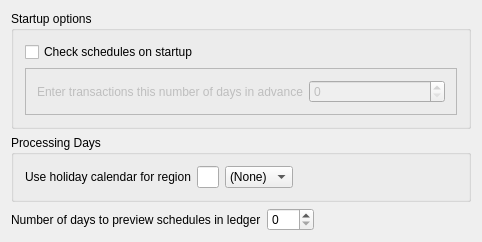
KDE/kmymoney, file kmymoney/dialogs/settings/ksettingsschedules.ui: the form before one commit.
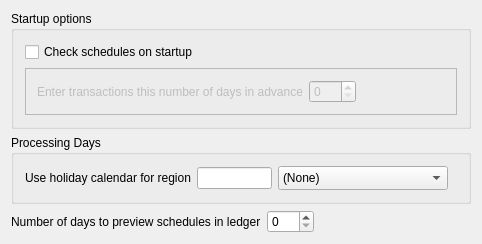
The form after the commit. Custom widgets are drawn as their Qt base class.

Commit message: Fix the clipped content and horizontal scroll bar on the schedules settings page

Patch:
```diff
--- a/kmymoney/dialogs/settings/ksettingsschedules.ui
+++ b/kmymoney/dialogs/settings/ksettingsschedules.ui
@@ -59,6 +59,22 @@
                       </property>
                     </widget>
                   </item>
+                  <item>
+                    <spacer name="dayCountSpacer">
+                      <property name="orientation">
+                        <enum>Qt::Horizontal</enum>
+                      </property>
+                      <property name="sizeType">
+                        <enum>QSizePolicy::Expanding</enum>
+                      </property>
+                      <property name="sizeHint" stdset="0">
+                        <size>
+                          <width>41</width>
+                          <height>21</height>
+                        </size>
+                      </property>
+                    </spacer>
+                  </item>
                 </layout>
               </widget>
             </item>
@@ -86,6 +102,18 @@
             </item>
             <item>
               <widget class="KComboBox" name="m_holidayRegion">
+                <property name="sizePolicy">
+                  <sizepolicy hsizetype="Expanding" vsizetype="Fixed">
+                    <horstretch>0</horstretch>
+                    <verstretch>0</verstretch>
+                  </sizepolicy>
+                </property>
+                <property name="sizeAdjustPolicy">
+                  <enum>QComboBox::AdjustToMinimumContentsLengthWithIcon</enum>
+                </property>
+                <property name="minimumContentsLength">
+                  <number>15</number>
+                </property>
                 <item>
                   <property name="text">
                     <string comment="@item no holiday region selected">(None)</string>
@@ -103,7 +131,7 @@
                 </property>
                 <property name="sizeHint" stdset="0">
                   <size>
-                    <width>282</width>
+                    <width>41</width>
                     <height>17</height>
                   </size>
                 </property>
```
